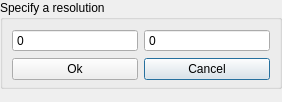
The window that src/display/qt/dialogs/ui/resolution_dialog.ui (mrehkopf/vcs) describes before a commit, drawn with Qt 5.
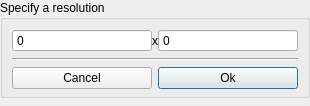
The same window after the commit.

Commit message: gui/resolution-dialog: Tweak dialog's layout

The edit to the form file:
```diff
--- a/src/display/qt/dialogs/ui/resolution_dialog.ui
+++ b/src/display/qt/dialogs/ui/resolution_dialog.ui
@@ -6,8 +6,8 @@
    <rect>
     <x>0</x>
     <y>0</y>
-    <width>282</width>
-    <height>102</height>
+    <width>310</width>
+    <height>106</height>
    </rect>
   </property>
   <property name="windowTitle">
@@ -34,30 +34,16 @@
      <property name="title">
       <string>Specify a resolution</string>
      </property>
-     <layout class="QGridLayout" name="gridLayout">
-      <property name="leftMargin">
-       <number>9</number>
-      </property>
-      <property name="rightMargin">
-       <number>9</number>
-      </property>
+     <layout class="QVBoxLayout" name="verticalLayout_2">
       <property name="bottomMargin">
        <number>6</number>
       </property>
-      <item row="0" column="2" colspan="2">
-       <widget class="QSpinBox" name="spinBox_y">
-        <property name="sizePolicy">
-         <sizepolicy hsizetype="Minimum" vsizetype="Preferred">
-          <horstretch>0</horstretch>
-          <verstretch>0</verstretch>
-         </sizepolicy>
+      <item>
+       <layout class="QHBoxLayout" name="horizontalLayout">
+        <property name="spacing">
+         <number>0</number>
         </property>
-        <property name="buttonSymbols">
-         <enum>QAbstractSpinBox::NoButtons</enum>
-        </property>
-       </widget>
-      </item>
-      <item row="0" column="0" colspan="2">
+        <item>
        <widget class="QSpinBox" name="spinBox_x">
         <property name="sizePolicy">
          <sizepolicy hsizetype="Minimum" vsizetype="Preferred">
@@ -70,7 +56,44 @@
         </property>
        </widget>
       </item>
-      <item row="1" column="2" colspan="2">
+        <item>
+         <widget class="QLabel" name="label">
+          <property name="sizePolicy">
+           <sizepolicy hsizetype="Maximum" vsizetype="Preferred">
+            <horstretch>0</horstretch>
+            <verstretch>0</verstretch>
+           </sizepolicy>
+          </property>
+          <property name="text">
+           <string>x</string>
+          </property>
+         </widget>
+        </item>
+        <item>
+         <widget class="QSpinBox" name="spinBox_y">
+          <property name="sizePolicy">
+           <sizepolicy hsizetype="Minimum" vsizetype="Preferred">
+            <horstretch>0</horstretch>
+            <verstretch>0</verstretch>
+           </sizepolicy>
+          </property>
+          <property name="buttonSymbols">
+           <enum>QAbstractSpinBox::NoButtons</enum>
+          </property>
+         </widget>
+        </item>
+       </layout>
+      </item>
+      <item>
+       <widget class="Line" name="line">
+        <property name="orientation">
+         <enum>Qt::Horizontal</enum>
+        </property>
+       </widget>
+      </item>
+      <item>
+       <layout class="QHBoxLayout" name="horizontalLayout_2">
+        <item>
        <widget class="QPushButton" name="pushButton_cancel">
         <property name="sizePolicy">
          <sizepolicy hsizetype="Minimum" vsizetype="Minimum">
@@ -89,7 +112,7 @@
         </property>
        </widget>
       </item>
-      <item row="1" column="0" colspan="2">
+        <item>
        <widget class="QPushButton" name="pushButton_ok">
         <property name="sizePolicy">
          <sizepolicy hsizetype="Minimum" vsizetype="Minimum">
@@ -106,7 +129,12 @@
         <property name="text">
          <string>Ok</string>
         </property>
-       </widget>
+          <property name="default">
+           <bool>true</bool>
+          </property>
+         </widget>
+        </item>
+       </layout>
       </item>
      </layout>
     </widget>
```
Left out of the diff: 1 changed line with no effect on the pictures. Lines whose indentation alone changed are shown as unchanged. The commit also changes 1 other file.
